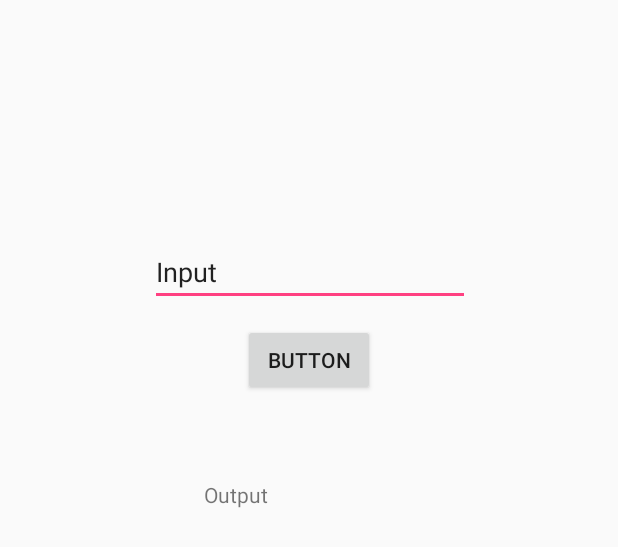
After one commit to sagealo/Cryptolearn, an Android app: the layout fragment_binary_translate.xml on its own in the app's theme, with its tools: preview values and no code run, on a phone screen of 412 x 824 dp. The commit adds this screen. Shown: the top 547 px of the screen. Run offline under Robolectric (Android 15) with nearby library versions, the phone set to English and light mode, and no system bars.

Commit message:
Created the translate fragment

```diff
--- /dev/null
+++ b/app/src/main/res/layout/fragment_binary_learn.xml
@@ -0,0 +1,6 @@
+<?xml version="1.0" encoding="utf-8"?>
+<LinearLayout xmlns:android="http://schemas.android.com/apk/res/android"
+    android:layout_width="match_parent"
+    android:layout_height="match_parent">
+
+</LinearLayout>
--- /dev/null
+++ b/app/src/main/res/layout/fragment_binary_translate.xml
@@ -0,0 +1,54 @@
+<?xml version="1.0" encoding="utf-8"?>
+<android.support.constraint.ConstraintLayout xmlns:android="http://schemas.android.com/apk/res/android"
+    xmlns:app="http://schemas.android.com/apk/res-auto"
+    xmlns:tools="http://schemas.android.com/tools"
+    android:id="@+id/linearLayout"
+    android:layout_width="match_parent"
+    android:layout_height="match_parent"
+    android:orientation="vertical">
+
+    <Button
+        android:id="@+id/button_binaryTranslate_translate"
+        android:layout_width="wrap_content"
+        android:layout_height="wrap_content"
+        android:layout_marginEnd="8dp"
+        android:layout_marginStart="8dp"
+        android:layout_marginTop="216dp"
+        android:text="@string/button"
+        app:layout_constraintEnd_toEndOf="parent"
+        app:layout_constraintStart_toStartOf="parent"
+        app:layout_constraintTop_toTopOf="parent" />
+
+    <EditText
+        android:id="@+id/editText_binaryTranslate_input"
+        android:layout_width="wrap_content"
+        android:layout_height="wrap_content"
+        android:layout_marginBottom="8dp"
+        android:layout_marginEnd="8dp"
+        android:layout_marginStart="8dp"
+        android:layout_marginTop="8dp"
+        android:ems="10"
+        android:inputType="textPersonName"
+        android:text="@string/input"
+        app:layout_constraintBottom_toTopOf="@+id/button_binaryTranslate_translate"
+        app:layout_constraintEnd_toEndOf="parent"
+        app:layout_constraintHorizontal_bias="0.503"
+        app:layout_constraintStart_toStartOf="parent"
+        app:layout_constraintTop_toTopOf="parent"
+        app:layout_constraintVertical_bias="0.974" />
+
+    <TextView
+        android:id="@+id/textView_binaryTranslate_output"
+        android:layout_width="140dp"
+        android:layout_height="61dp"
+        android:layout_marginBottom="8dp"
+        android:layout_marginEnd="8dp"
+        android:layout_marginStart="8dp"
+        android:layout_marginTop="8dp"
+        android:text="@string/output"
+        app:layout_constraintBottom_toBottomOf="parent"
+        app:layout_constraintEnd_toEndOf="parent"
+        app:layout_constraintStart_toStartOf="parent"
+        app:layout_constraintTop_toBottomOf="@+id/button_binaryTranslate_translate"
+        app:layout_constraintVertical_bias="0.1" />
+</android.support.constraint.ConstraintLayout>
--- a/app/src/main/res/values/strings.xml
+++ b/app/src/main/res/values/strings.xml
@@ -10,4 +10,7 @@
 
     <!-- TODO: Remove or change this placeholder text -->
     <string name="hello_blank_fragment">Hello blank fragment</string>
+    <string name="button">Button</string>
+    <string name="input">Input</string>
+    <string name="output">Output</string>
 </resources>
```
Also changed, not shown: app/src/main/java/com/per2/cryptolearn/binaryTranslateFragment.java (+49 -1 lines).
